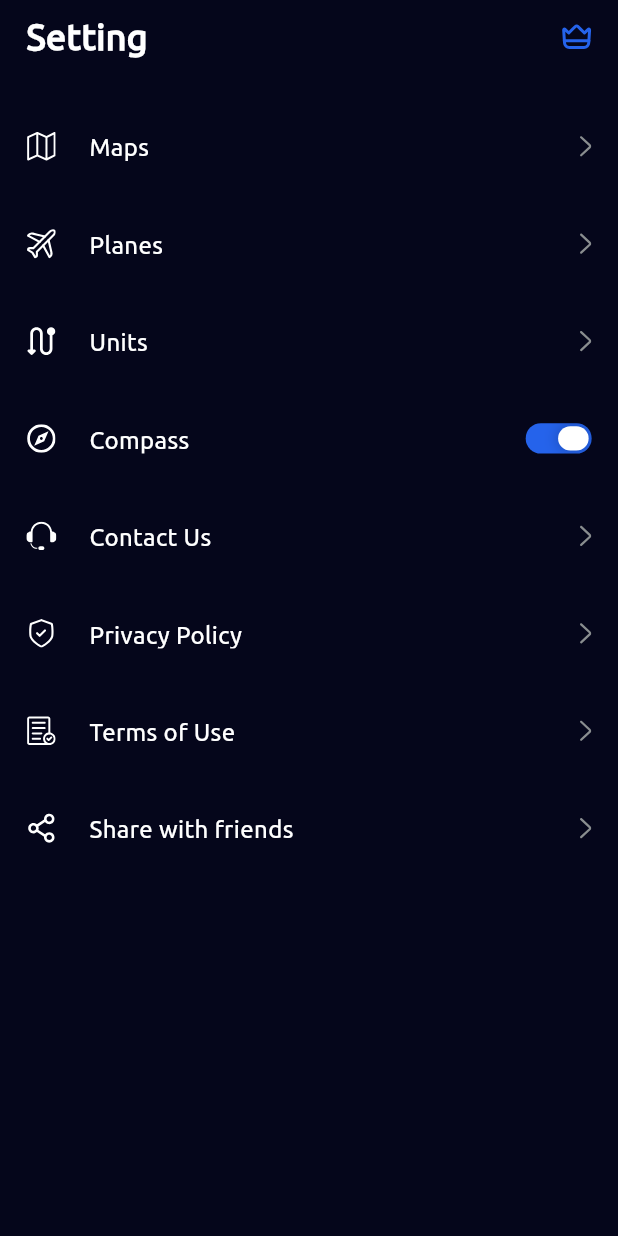
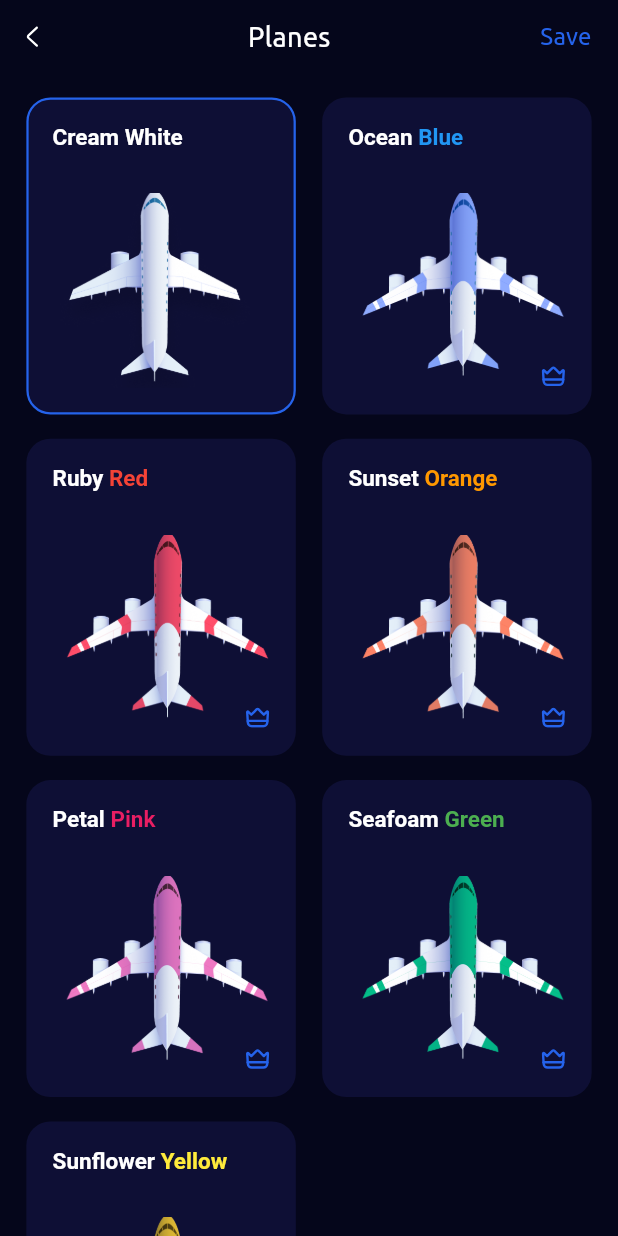
Before and after one commit to s0urav-hald3r/live_flight_tracker, a Flutter app: the SettingsView screen opened directly, after a tap on "Planes", on a phone screen of 412 x 824 dp. Run offline on Flutter 3.47's test engine with Material 3 defaults, Android fonts, the phone set to English and light mode, and no system bars; drawn by our look-alikes of flutter_advanced_switch; our stand-ins replace dio, flutter_native_splash, flutter_svg, get, get_storage, page_transition and 1 more; missing offline and left inert: fadingpageview, purchases_flutter; accounts and stored records are empty.

Commit message:
planes view complete & functionality added

```diff
--- /dev/null
+++ b/lib/components/plane_card.dart
@@ -0,0 +1,86 @@
+import 'package:flutter/material.dart';
+import 'package:flutter_svg/flutter_svg.dart';
+import 'package:get/get.dart';
+import 'package:live_flight_tracker/config/colors.dart';
+import 'package:live_flight_tracker/config/icons.dart';
+import 'package:live_flight_tracker/controllers/home_controller.dart';
+import 'package:live_flight_tracker/controllers/settings_controller.dart';
+import 'package:live_flight_tracker/services/navigator_key.dart';
+import 'package:live_flight_tracker/views/premium_view.dart';
+
+class PlaneCard extends StatelessWidget {
+  final Map model;
+  final int index;
+  const PlaneCard({super.key, required this.model, required this.index});
+
+  @override
+  Widget build(BuildContext context) {
+    return Obx(() {
+      return InkWell(
+        onTap: () {
+          if (SettingsController.instance.isPremium) {
+            HomeController.instance.selectedPlaneIndex = index;
+            return;
+          }
+          NavigatorKey.push(const PremiumView());
+        },
+        child: Container(
+          padding: const EdgeInsets.all(16),
+          decoration: BoxDecoration(
+            color: const Color(0xFF0E0F35),
+            borderRadius: BorderRadius.circular(16),
+            border: Border.all(
+              color: HomeController.instance.selectedPlaneIndex == index
+                  ? primaryColor
+                  : Colors.transparent,
+              width: 1.5,
+            ),
+          ),
+          child: Column(
+              crossAxisAlignment: CrossAxisAlignment.start,
+              mainAxisAlignment: MainAxisAlignment.spaceBetween,
+              children: [
+                RichText(
+                  text: TextSpan(children: [
+                    TextSpan(
+                      text: model['flightName'].split(' ')[0],
+                      style: const TextStyle(
+                        fontSize: 15,
+                        fontWeight: FontWeight.w700,
+                        color: whiteColor,
+                      ),
+                    ),
+                    TextSpan(
+                      text: ' ${model['flightName'].split(' ')[1]}',
+                      style: TextStyle(
+                        fontSize: 15,
+                        fontWeight: FontWeight.w700,
+                        color: model['flightColor'],
+                      ),
+                    )
+                  ]),
+                ),
+                Stack(alignment: Alignment.bottomRight, children: [
+                  SizedBox(
+                    width: 136,
+                    height: 130,
+                    child: Image.asset(
+                      model['flightImage'],
+                      fit: BoxFit.cover,
+                    ),
+                  ),
+                  if (index != 0 && !SettingsController.instance.isPremium)
+                    Row(mainAxisAlignment: MainAxisAlignment.end, children: [
+                      SizedBox(
+                        width: 16,
+                        height: 16,
+                        child: SvgPicture.asset(premiumIcon),
+                      )
+                    ])
+                ]),
+              ]),
+        ),
+      );
+    });
+  }
+}
--- a/lib/config/images.dart
+++ b/lib/config/images.dart
@@ -7,4 +7,12 @@ const String darkMode = 'assets/images/dark_mode.png';
 const String lightMode = 'assets/images/light_mode.png';
 const String sateliteMode = 'assets/images/satelite_mode.jpeg';
 
+const String white = 'assets/images/white.png';
+const String blue = 'assets/images/blue.png';
+const String red = 'assets/images/red.png';
+const String orange = 'assets/images/orange.png';
+const String pink = 'assets/images/pink.png';
+const String green = 'assets/images/green.png';
+const String yellow = 'assets/images/yellow.png';
+
 const String premiumBg = 'assets/images/premium_background.png';
--- a/lib/controllers/home_controller.dart
+++ b/lib/controllers/home_controller.dart
@@ -2,6 +2,7 @@
 
 import 'package:flutter/material.dart';
 import 'package:get/get.dart';
+import 'package:live_flight_tracker/config/images.dart';
 
 enum Plan { WEEKLY, MONTHLY, YEARLY }
 
@@ -18,9 +19,44 @@ class HomeController extends GetxController {
 
   final pageController = PageController();
 
+  List<Map<String, dynamic>> flightDetails = [
+    {
+      'flightName': 'Cream White',
+      'flightColor': Colors.white,
+      'flightImage': white
+    },
+    {
+      'flightName': 'Ocean Blue',
+      'flightColor': Colors.blue,
+      'flightImage': blue
+    },
+    {'flightName': 'Ruby Red', 'flightColor': Colors.red, 'flightImage': red},
+    {
+      'flightName': 'Sunset Orange',
+      'flightColor': Colors.orange,
+      'flightImage': orange
+    },
+    {
+      'flightName': 'Petal Pink',
+      'flightColor': Colors.pink,
+      'flightImage': pink
+    },
+    {
+      'flightName': 'Seafoam Green',
+      'flightColor': Colors.green,
+      'flightImage': green
+    },
+    {
+      'flightName': 'Sunflower Yellow',
+      'flightColor': Colors.yellow,
+      'flightImage': yellow
+    },
+  ];
+
   // Private variables
   final RxInt _onboardingIndex = 0.obs;
   final RxInt _homeIndex = 0.obs;
+  final RxInt _selectedPlaneIndex = 0.obs;
   final Rx<Plan> _selectedPlan = Plan.WEEKLY.obs;
   final Rx<Speed> _selectedSpeed = Speed.KPH.obs;
   final Rx<Distance> _selectedDistance = Distance.KM.obs;
@@ -30,6 +66,7 @@ class HomeController extends GetxController {
   // Getters
   int get onboardingIndex => _onboardingIndex.value;
   int get homeIndex => _homeIndex.value;
+  int get selectedPlaneIndex => _selectedPlaneIndex.value;
   Plan get selectedPlan => _selectedPlan.value;
   Speed get selectedSpeed => _selectedSpeed.value;
   Distance get selectedDistance => _selectedDistance.value;
@@ -39,6 +76,7 @@ class HomeController extends GetxController {
   // Setters
   set onboardingIndex(value) => _onboardingIndex.value = value;
   set homeIndex(value) => _homeIndex.value = value;
+  set selectedPlaneIndex(value) => _selectedPlaneIndex.value = value;
   set selectedPlan(value) => _selectedPlan.value = value;
   set selectedSpeed(value) => _selectedSpeed.value = value;
   set selectedDistance(value) => _selectedDistance.value = value;
--- /dev/null
+++ b/lib/views/planes_view.dart
@@ -0,0 +1,79 @@
+import 'package:flutter/material.dart';
+import 'package:flutter_svg/flutter_svg.dart';
+import 'package:live_flight_tracker/components/plane_card.dart';
+import 'package:live_flight_tracker/config/colors.dart';
+import 'package:live_flight_tracker/config/icons.dart';
+import 'package:live_flight_tracker/controllers/home_controller.dart';
+import 'package:live_flight_tracker/services/navigator_key.dart';
+import 'package:live_flight_tracker/utils/extension.dart';
+
+class PlanesView extends StatelessWidget {
+  const PlanesView({super.key});
+
+  @override
+  Widget build(BuildContext context) {
+    final controller = HomeController.instance;
+
+    return Scaffold(
+      body: SizedBox(
+        width: MediaQuery.of(context).size.width,
+        height: MediaQuery.of(context).size.height,
+        child: Column(children: [
+          Container(
+            padding: EdgeInsets.only(
+              right: 16.w,
+              top: MediaQuery.of(context).padding.top,
+            ),
+            width: MediaQuery.of(context).size.width,
+            height: 48.h + MediaQuery.of(context).padding.top,
+            child: Row(
+                mainAxisAlignment: MainAxisAlignment.spaceBetween,
+                children: [
+                  InkWell(
+                    onTap: () => NavigatorKey.pop(),
+                    child: Padding(
+                      padding: EdgeInsets.only(left: 16.w),
+                      child: SvgPicture.asset(leftArrow),
+                    ),
+                  ),
+                  const Text(
+                    'Planes',
+                    style: TextStyle(
+                      fontWeight: FontWeight.w500,
+                      fontSize: 18,
+                      color: whiteColor,
+                    ),
+                  ),
+                  const Text(
+                    'Save',
+                    style: TextStyle(
+                      fontWeight: FontWeight.w400,
+                      fontSize: 16,
+                      color: primaryColor,
+                    ),
+                  ),
+                ]),
+          ),
+          SizedBox(height: 16.h),
+          Expanded(
+            child: GridView.builder(
+                gridDelegate: SliverGridDelegateWithFixedCrossAxisCount(
+                  crossAxisCount: 2, // Number of columns
+                  crossAxisSpacing: 16.w, // Horizontal spacing
+                  mainAxisSpacing: 16.h, // Vertical spacing
+                  childAspectRatio: 0.85, // width/height ratio
+                ),
+                itemCount: controller.flightDetails.length,
+                padding:
+                    EdgeInsets.symmetric(horizontal: 16.w), // Number of items
+                itemBuilder: (context, index) {
+                  final flight = controller.flightDetails[index];
+
+                  return PlaneCard(model: flight, index: index);
+                }),
+          ),
+        ]),
+      ),
+    );
+  }
+}
--- a/lib/views/settings_view.dart
+++ b/lib/views/settings_view.dart
@@ -8,6 +8,7 @@ import 'package:live_flight_tracker/config/icons.dart';
 import 'package:live_flight_tracker/services/navigator_key.dart';
 import 'package:live_flight_tracker/utils/utility_functions.dart';
 import 'package:live_flight_tracker/views/maps_view.dart';
+import 'package:live_flight_tracker/views/planes_view.dart';
 import 'package:live_flight_tracker/views/units_view.dart';
 import 'package:share_plus/share_plus.dart';
 
@@ -57,7 +58,9 @@ class SettingsView extends StatelessWidget {
                   settingsPlane,
                   'Planes',
                   SvgPicture.asset(rightArrow),
-                  () {},
+                  () {
+                    NavigatorKey.push(const PlanesView());
+                  },
                 ),
                 _items(
                   settingsUnit,
--- a/lib/views/units_view.dart
+++ b/lib/views/units_view.dart
@@ -223,7 +223,7 @@ class UnitsView extends StatelessWidget {
           title,
           style: const TextStyle(
             fontWeight: FontWeight.w700,
-            fontSize: 24,
+            fontSize: 18,
             color: whiteColor,
           ),
         ),
```
Also changed, not shown: assets/images/blue.png (added), assets/images/green.png (added), assets/images/orange.png (added), assets/images/pink.png (added), assets/images/red.png (added), assets/images/white.png (added), assets/images/yellow.png (added).
